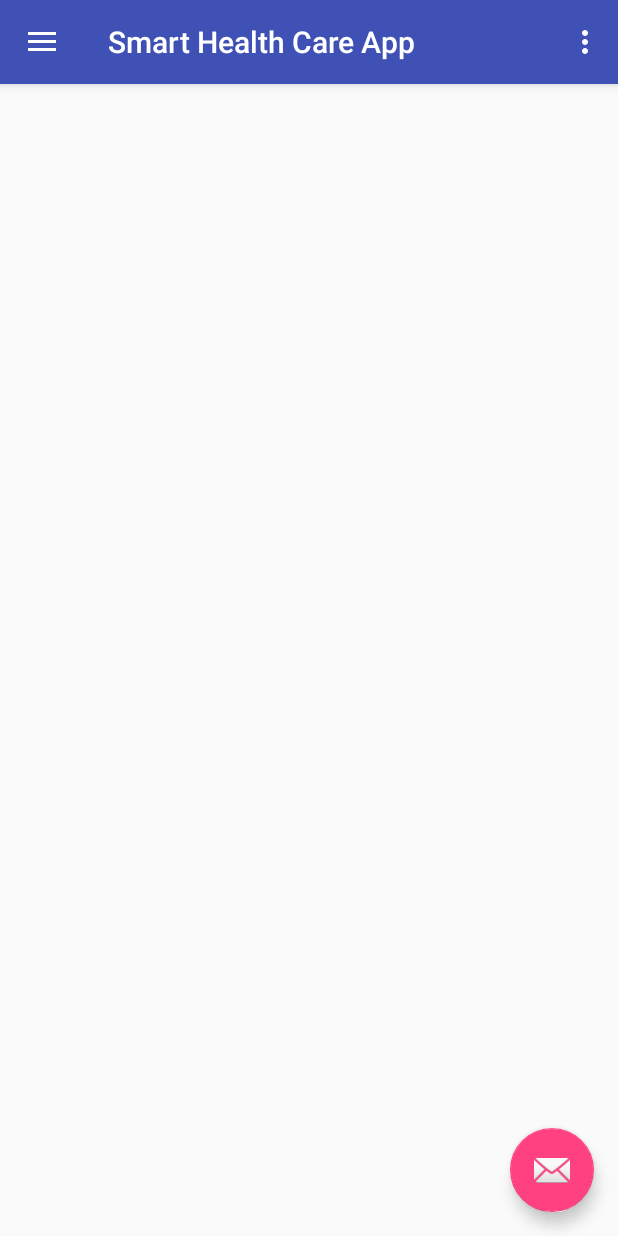
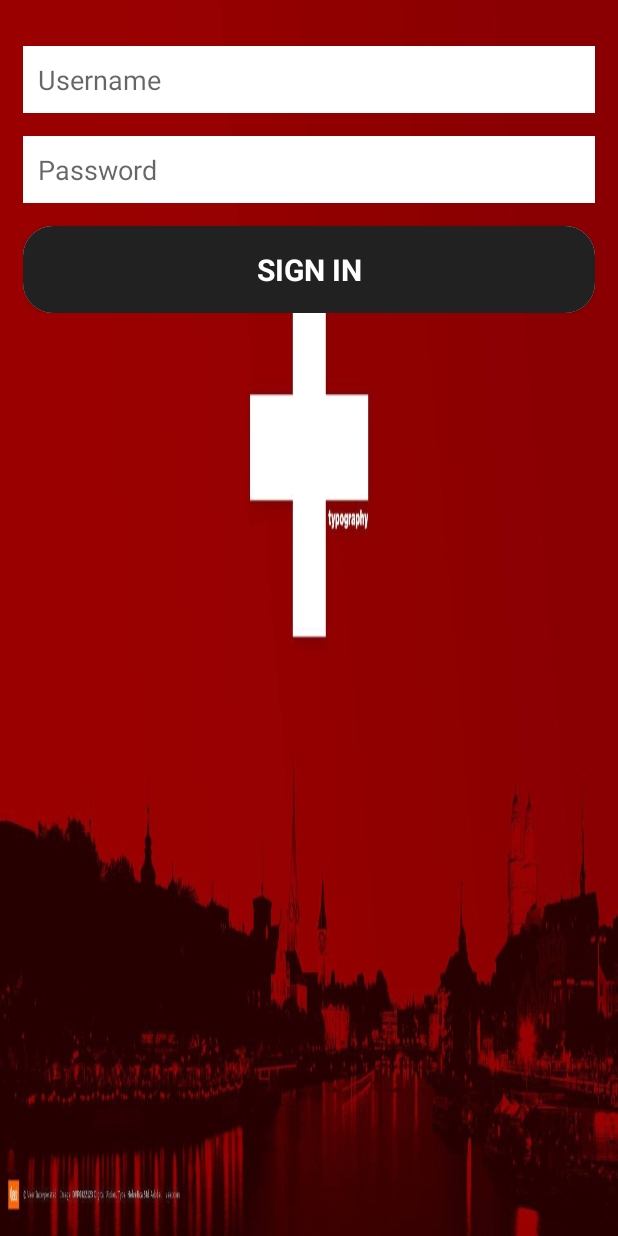
Before and after one commit to Huynhtri027/CDAP_MobileApp, an Android app: the screen it shows after launch (MainActivity before the commit, LoginActivity after it), on a phone screen of 412 x 824 dp. Run offline under Robolectric (Android 15) with nearby library versions, the phone set to English and light mode, and no system bars.

Commit message:
Commit 2 - Login Interface intro

```diff
--- a/SmartHealthCareApp/app/build.gradle
+++ b/SmartHealthCareApp/app/build.gradle
@@ -3,6 +3,8 @@ apply plugin: 'com.android.application'
 android {
     compileSdkVersion 26
     buildToolsVersion "26.0.0"
+    aaptOptions.cruncherEnabled = false
+    aaptOptions.useNewCruncher = false
     defaultConfig {
         applicationId "edu.smarthealthcare.smarthealthcareapp"
         minSdkVersion 19
--- a/SmartHealthCareApp/app/src/main/AndroidManifest.xml
+++ b/SmartHealthCareApp/app/src/main/AndroidManifest.xml
@@ -13,11 +13,15 @@
             android:name=".MainActivity"
             android:label="@string/app_name"
             android:theme="@style/AppTheme.NoActionBar">
+                    </activity>
+        <activity android:name=".LoginActivity">
             <intent-filter>
-                <action android:name="android.intent.action.MAIN" />
+                <action android:name="android.intent.action.MAIN"
+                    />
 
                 <category android:name="android.intent.category.LAUNCHER" />
             </intent-filter>
+
         </activity>
     </application>
 
--- /dev/null
+++ b/SmartHealthCareApp/app/src/main/java/edu/smarthealthcare/smarthealthcareapp/LoginActivity.java
@@ -0,0 +1,16 @@
+package edu.smarthealthcare.smarthealthcareapp;
+
+import android.app.Activity;
+import android.support.v7.app.AppCompatActivity;
+import android.os.Bundle;
+import android.view.Window;
+
+public class LoginActivity extends Activity {
+
+    @Override
+    protected void onCreate(Bundle savedInstanceState) {
+        super.onCreate(savedInstanceState);
+        requestWindowFeature(Window.FEATURE_NO_TITLE);
+        setContentView(R.layout.activity_login);
+    }
+}
--- a/SmartHealthCareApp/app/src/main/java/edu/smarthealthcare/smarthealthcareapp/MainActivity.java
+++ b/SmartHealthCareApp/app/src/main/java/edu/smarthealthcare/smarthealthcareapp/MainActivity.java
@@ -67,7 +67,7 @@ public class MainActivity extends AppCompatActivity
         int id = item.getItemId();
 
         //noinspection SimplifiableIfStatement
-        if (id == R.id.action_settings) {
+        if (id == R.id.action_logout) {
             return true;
         }
 
--- /dev/null
+++ b/SmartHealthCareApp/app/src/main/res/drawable/button_style.xml
@@ -0,0 +1,20 @@
+<?xml version="1.0" encoding="utf-8"?>
+<selector xmlns:android="http://schemas.android.com/apk/res/android">
+    <item>
+        <layer-list>
+            <item>
+                <shape>
+                    <corners android:radius="20dp" />
+                    <gradient android:angle="90"
+                        android:endColor="#E2E2E2" android:startColor="#BABABA" />
+                </shape>
+            </item>
+            <item >
+                <shape>
+                    <solid android:color="@color/colorPrimaryDark"/>
+                    <corners android:radius="20dp" />
+                </shape>
+            </item>
+        </layer-list>
+    </item>
+</selector>
--- a/SmartHealthCareApp/app/src/main/res/drawable/side_nav_bar.xml
+++ b/SmartHealthCareApp/app/src/main/res/drawable/side_nav_bar.xml
@@ -2,8 +2,8 @@
     android:shape="rectangle">
     <gradient
         android:angle="135"
-        android:centerColor="#4CAF50"
-        android:endColor="#2E7D32"
-        android:startColor="#81C784"
+        android:centerColor="#b71c1c"
+        android:endColor="#b71c1c"
+        android:startColor="#b71c1c"
         android:type="linear" />
 </shape>
--- /dev/null
+++ b/SmartHealthCareApp/app/src/main/res/layout/activity_login.xml
@@ -0,0 +1,50 @@
+<?xml version="1.0" encoding="utf-8"?>
+<RelativeLayout xmlns:android="http://schemas.android.com/apk/res/android"
+    xmlns:app="http://schemas.android.com/apk/res-auto"
+    xmlns:tools="http://schemas.android.com/tools"
+    android:layout_width="match_parent"
+    android:layout_height="match_parent"
+    tools:context="edu.smarthealthcare.smarthealthcareapp.LoginActivity"
+    android:background="@mipmap/backgroud">
+
+    <LinearLayout
+        android:layout_width="match_parent"
+        android:layout_height="wrap_content"
+        android:padding="15dp"
+        android:orientation="vertical"
+        >
+
+        <EditText
+            android:layout_width="match_parent"
+            android:layout_height="wrap_content"
+            android:background="@android:color/background_light"
+            android:hint="Username"
+            android:layout_weight="1"
+            android:layout_marginTop="15dp"
+            android:padding="10dp" />
+
+        <EditText
+            android:layout_width="match_parent"
+            android:layout_height="wrap_content"
+            android:background="@android:color/background_light"
+            android:layout_marginTop="15dp"
+            android:hint="Password"
+            android:layout_weight="1"
+            android:padding="10dp" />
+
+        <Button
+            android:layout_width="match_parent"
+            android:layout_height="wrap_content"
+            android:layout_marginTop="15dp"
+            android:background="@drawable/button_style"
+            android:fontFamily="sans-serif"
+            android:padding="15dp"
+            android:text="sign in"
+            android:textAllCaps="true"
+            android:textColor="@android:color/background_light"
+            android:textSize="20sp"
+            android:textStyle="bold" />
+
+    </LinearLayout>
+
+</RelativeLayout>
--- a/SmartHealthCareApp/app/src/main/res/layout/content_main.xml
+++ b/SmartHealthCareApp/app/src/main/res/layout/content_main.xml
@@ -6,7 +6,7 @@
     android:layout_height="match_parent"
     app:layout_behavior="@string/appbar_scrolling_view_behavior"
     tools:context="edu.smarthealthcare.smarthealthcareapp.MainActivity"
+    android:background="@mipmap/backgroud"
     tools:showIn="@layout/app_bar_main">
 
-
 </android.support.constraint.ConstraintLayout>
--- a/SmartHealthCareApp/app/src/main/res/menu/main.xml
+++ b/SmartHealthCareApp/app/src/main/res/menu/main.xml
@@ -1,9 +1,23 @@
 <?xml version="1.0" encoding="utf-8"?>
 <menu xmlns:android="http://schemas.android.com/apk/res/android"
     xmlns:app="http://schemas.android.com/apk/res-auto">
+
     <item
-        android:id="@+id/action_settings"
+        android:id="@+id/action_map"
         android:orderInCategory="100"
-        android:title="@string/action_settings"
+        android:icon="@drawable/ic_menu_share"
+        android:title="@string/action_logout"
+        app:showAsAction="always" />
+    <item
+        android:id="@+id/action_notification"
+        android:orderInCategory="100"
+        android:icon="@drawable/ic_menu_manage"
+        android:title="@string/action_logout"
+        app:showAsAction="always" />
+
+    <item
+        android:id="@+id/action_logout"
+        android:orderInCategory="100"
+        android:title="@string/action_logout"
         app:showAsAction="never" />
 </menu>
--- a/SmartHealthCareApp/app/src/main/res/values/colors.xml
+++ b/SmartHealthCareApp/app/src/main/res/values/colors.xml
@@ -1,6 +1,6 @@
 <?xml version="1.0" encoding="utf-8"?>
 <resources>
-    <color name="colorPrimary">#3F51B5</color>
-    <color name="colorPrimaryDark">#303F9F</color>
-    <color name="colorAccent">#FF4081</color>
+    <color name="colorPrimary">#ba0000</color>
+    <color name="colorPrimaryDark">#212121</color>
+    <color name="colorAccent">#b71c1c</color>
 </resources>
--- a/SmartHealthCareApp/app/src/main/res/values/strings.xml
+++ b/SmartHealthCareApp/app/src/main/res/values/strings.xml
@@ -4,5 +4,7 @@
     <string name="navigation_drawer_open">Open navigation drawer</string>
     <string name="navigation_drawer_close">Close navigation drawer</string>
 
-    <string name="action_settings">Settings</string>
+    <string name="action_logout">Logout</string>
+    <string name="action_map">Map</string>
+    <string name="action_notification">Notification</string>
 </resources>
```
Also changed, not shown: SmartHealthCareApp/app/src/main/res/mipmap-xhdpi/backgroud.png (added).
